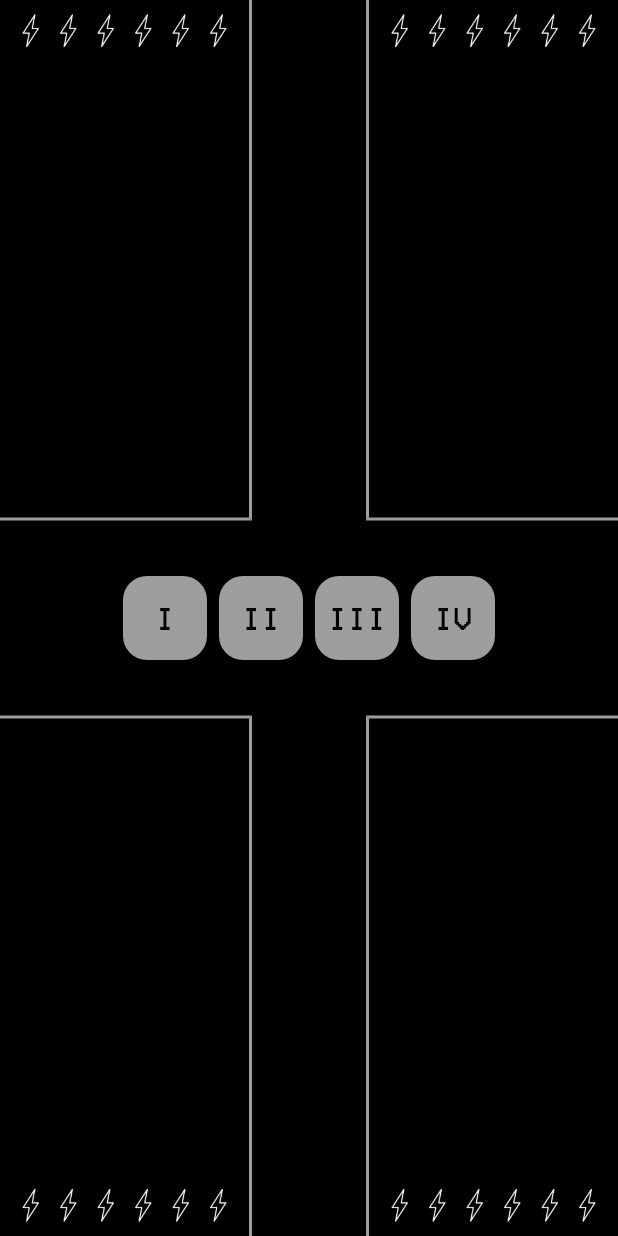
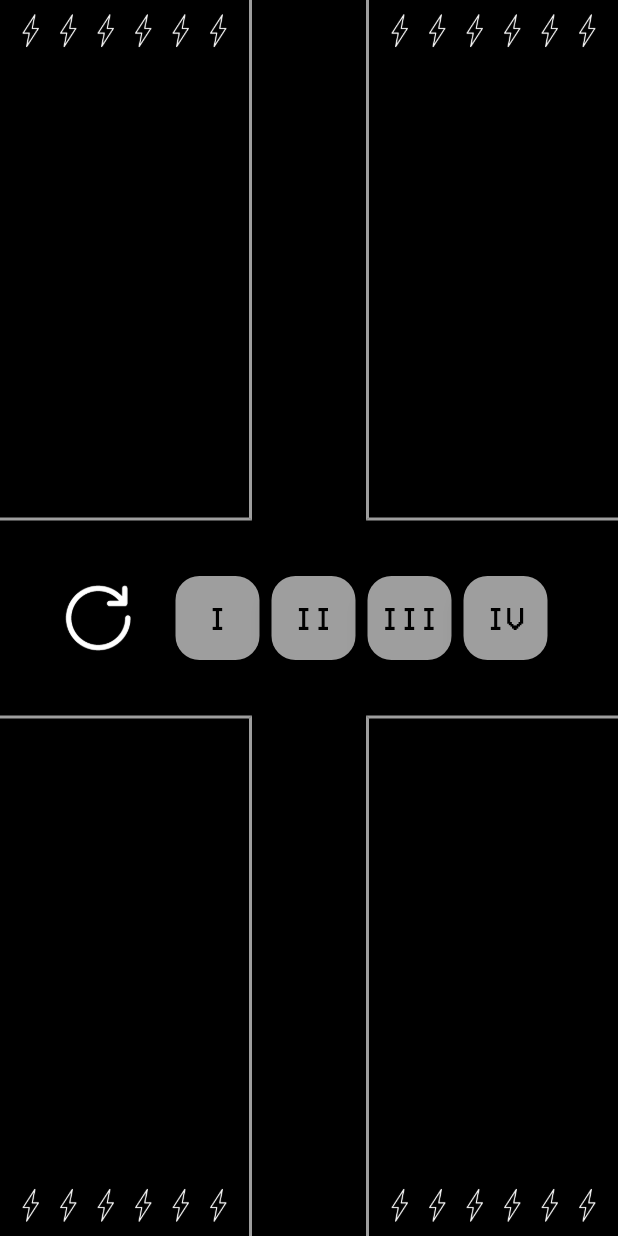
Before and after one commit to Luca-Foglieni/BuckshotShellExtractor, a Flutter app: the ItemExtractor screen opened directly, on a phone screen of 412 x 824 dp. Run offline on Flutter 3.47's test engine with Material 3 defaults, Android fonts, the phone set to English and light mode, and no system bars.

Commit message:
added turn direction indicator

```diff
--- a/lib/main.dart
+++ b/lib/main.dart
@@ -396,6 +396,8 @@ class _ItemExtractorState extends State<ItemExtractor> {
 
   double chargeIconSize = 25;
 
+  bool turnDirectionClockwise = true;
+
   void itemsGenerator(int numberOfItems) {
     //function that actually add the number of items selected in the inventory (list) of every player
 
@@ -626,7 +628,11 @@ class _ItemExtractorState extends State<ItemExtractor> {
               () => setState(() {
                 if (adrenalinePointer != pCharges) {
                   p[index] = 0;
-
+                  if (turnDirectionClockwise) {
+                    turnDirectionClockwise = false;
+                  } else {
+                    turnDirectionClockwise = true;
+                  }
                   adrenalinePointer = [];
                 }
               }),
@@ -732,6 +738,22 @@ class _ItemExtractorState extends State<ItemExtractor> {
     }
   }
 
+  Image turnDirectionRenderer() {
+    const double turnDirectionSize = 45;
+
+    if (turnDirectionClockwise) {
+      return Image.asset(
+        'assets/images/cards/turnsDirectionClockwise.png',
+        height: turnDirectionSize,
+      );
+    } else {
+      return Image.asset(
+        'assets/images/cards/turnsDirectionCounterClockwise.png',
+        height: turnDirectionSize,
+      );
+    }
+  }
+
   @override
   Widget build(BuildContext context) {
     return Scaffold(
@@ -819,7 +841,14 @@ class _ItemExtractorState extends State<ItemExtractor> {
           ),
           Align(
             alignment: Alignment.center,
-            child: Wrap(
+            child: Row(
+              mainAxisAlignment: MainAxisAlignment.center,
+              children: [
+                Padding(
+                  padding: const EdgeInsets.fromLTRB(0, 0, 25, 0),
+                  child: turnDirectionRenderer(),
+                ),
+                Wrap(
                   children: [
                     Padding(
                       padding: const EdgeInsets.all(4.0),
@@ -871,6 +900,8 @@ class _ItemExtractorState extends State<ItemExtractor> {
                           style: TextStyle(fontSize: 22, color: Colors.black),
                         ),
                       ),
+                    ),
+                  ],
                 ),
               ],
             ),
--- a/pubspec.yaml
+++ b/pubspec.yaml
@@ -79,8 +79,13 @@ flutter:
     - assets/images/cards/expiredMedicine.png
     - assets/images/cards/magnifyingGlass.png
     - assets/images/cards/remote.png
+
     - assets/images/cards/itemSpace.png
+
     - assets/images/cards/charge.png
+
+    - assets/images/cards/turnsDirectionClockwise.png
+    - assets/images/cards/turnsDirectionCounterClockwise.png
 
   fonts:
     - family: VCR_OSD_MONO
```
Also changed, not shown: assets/images/cards/turnsDirectionClockwise.png (added), assets/images/cards/turnsDirectionCounterClockwise.png (added), 2 other files. Lines whose indentation alone changed are shown as unchanged.
